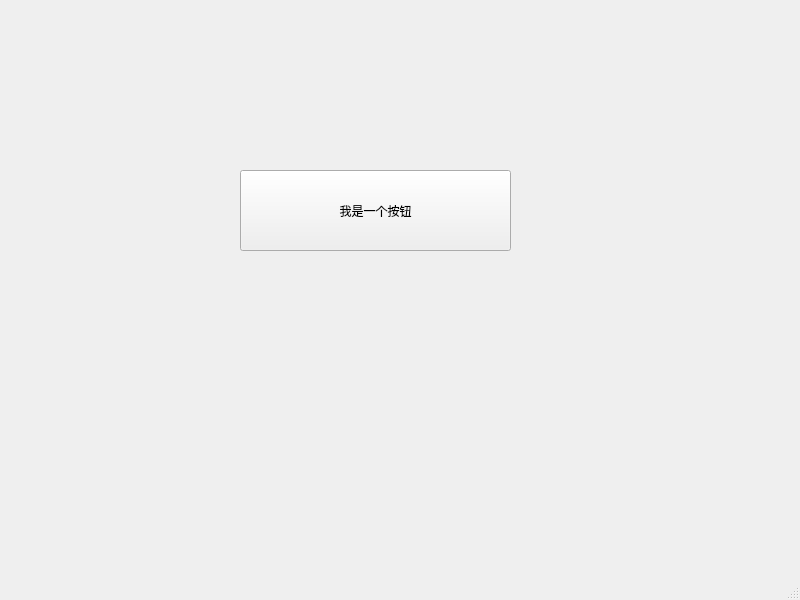
ISDevLearn/Sniffer, file source/mainwindow.ui: the form before one commit.
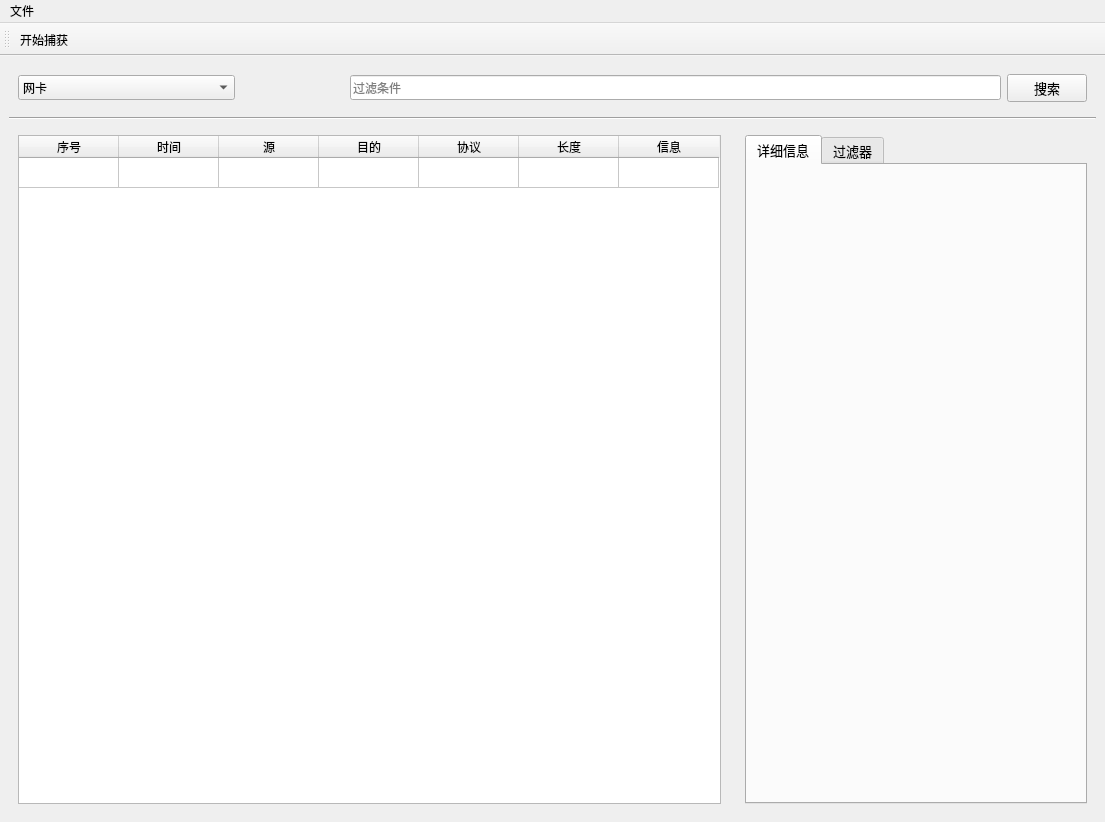
The form after the commit. Icons and pictures are not drawn.

Diff of the .ui file:
```diff
--- a/source/mainwindow.ui
+++ b/source/mainwindow.ui
@@ -6,39 +6,289 @@
    <rect>
     <x>0</x>
     <y>0</y>
-    <width>800</width>
-    <height>600</height>
+    <width>1105</width>
+    <height>822</height>
    </rect>
   </property>
   <property name="windowTitle">
    <string>MainWindow</string>
   </property>
   <widget class="QWidget" name="centralwidget">
-   <widget class="QPushButton" name="pushButton">
-    <property name="geometry">
-     <rect>
-      <x>240</x>
-      <y>170</y>
-      <width>271</width>
-      <height>81</height>
-     </rect>
-    </property>
-    <property name="text">
-     <string>我是一个按钮</string>
-    </property>
-   </widget>
+   <layout class="QVBoxLayout" name="verticalLayout" stretch="0,0,0">
+    <item>
+     <widget class="QWidget" name="widget_2" native="true">
+      <layout class="QHBoxLayout" name="horizontalLayout_3" stretch="2,1,6,1">
+       <item>
+        <widget class="QComboBox" name="comboBox">
+         <property name="minimumSize">
+          <size>
+           <width>0</width>
+           <height>25</height>
+          </size>
+         </property>
+         <property name="maximumSize">
+          <size>
+           <width>250</width>
+           <height>16777215</height>
+          </size>
+         </property>
+         <property name="font">
+          <font>
+           <family>苹方字体</family>
+          </font>
+         </property>
+         <property name="currentText">
+          <string>网卡</string>
+         </property>
+         <item>
+          <property name="text">
+           <string>网卡</string>
+          </property>
+         </item>
+        </widget>
+       </item>
+       <item>
+        <spacer name="horizontalSpacer">
+         <property name="orientation">
+          <enum>Qt::Horizontal</enum>
+         </property>
+         <property name="sizeHint" stdset="0">
+          <size>
+           <width>40</width>
+           <height>20</height>
+          </size>
+         </property>
+        </spacer>
+       </item>
+       <item>
+        <widget class="QLineEdit" name="lineEdit">
+         <property name="minimumSize">
+          <size>
+           <width>0</width>
+           <height>25</height>
+          </size>
+         </property>
+         <property name="font">
+          <font>
+           <family>苹方字体</family>
+          </font>
+         </property>
+         <property name="placeholderText">
+          <string>过滤条件</string>
+         </property>
+        </widget>
+       </item>
+       <item>
+        <widget class="QPushButton" name="pushButton">
+         <property name="sizePolicy">
+          <sizepolicy hsizetype="Fixed" vsizetype="Fixed">
+           <horstretch>0</horstretch>
+           <verstretch>0</verstretch>
+          </sizepolicy>
+         </property>
+         <property name="minimumSize">
+          <size>
+           <width>0</width>
+           <height>25</height>
+          </size>
+         </property>
+         <property name="font">
+          <font>
+           <family>苹方字体</family>
+           <pointsize>10</pointsize>
+          </font>
+         </property>
+         <property name="text">
+          <string>搜索</string>
+         </property>
+        </widget>
+       </item>
+      </layout>
+     </widget>
+    </item>
+    <item>
+     <widget class="Line" name="line">
+      <property name="orientation">
+       <enum>Qt::Horizontal</enum>
+      </property>
+     </widget>
+    </item>
+    <item>
+     <layout class="QHBoxLayout" name="horizontalLayout_2" stretch="2,1">
+      <item>
+       <widget class="QWidget" name="widget" native="true">
+        <property name="font">
+         <font>
+          <family>苹方字体</family>
+         </font>
+        </property>
+        <layout class="QGridLayout" name="gridLayout">
+         <item row="0" column="0">
+          <widget class="QTableWidget" name="tableWidget">
+           <attribute name="horizontalHeaderVisible">
+            <bool>true</bool>
+           </attribute>
+           <attribute name="horizontalHeaderDefaultSectionSize">
+            <number>100</number>
+           </attribute>
+           <attribute name="horizontalHeaderShowSortIndicator" stdset="0">
+            <bool>false</bool>
+           </attribute>
+           <attribute name="horizontalHeaderStretchLastSection">
+            <bool>false</bool>
+           </attribute>
+           <attribute name="verticalHeaderVisible">
+            <bool>false</bool>
+           </attribute>
+           <row>
+            <property name="text">
+             <string>id</string>
+            </property>
+           </row>
+           <column>
+            <property name="text">
+             <string>序号</string>
+            </property>
+           </column>
+           <column>
+            <property name="text">
+             <string>时间</string>
+            </property>
+           </column>
+           <column>
+            <property name="text">
+             <string>源</string>
+            </property>
+           </column>
+           <column>
+            <property name="text">
+             <string>目的</string>
+            </property>
+           </column>
+           <column>
+            <property name="text">
+             <string>协议</string>
+            </property>
+           </column>
+           <column>
+            <property name="text">
+             <string>长度</string>
+            </property>
+           </column>
+           <column>
+            <property name="text">
+             <string>信息</string>
+            </property>
+           </column>
+          </widget>
+         </item>
+        </layout>
+       </widget>
+      </item>
+      <item>
+       <widget class="QWidget" name="widget_3" native="true">
+        <property name="font">
+         <font>
+          <family>苹方字体</family>
+         </font>
+        </property>
+        <layout class="QGridLayout" name="gridLayout_2">
+         <item row="0" column="0">
+          <widget class="QTabWidget" name="tabWidget">
+           <property name="font">
+            <font>
+             <family>苹方字体</family>
+             <pointsize>10</pointsize>
+             <weight>50</weight>
+             <bold>false</bold>
+            </font>
+           </property>
+           <property name="currentIndex">
+            <number>0</number>
+           </property>
+           <property name="iconSize">
+            <size>
+             <width>20</width>
+             <height>20</height>
+            </size>
+           </property>
+           <property name="elideMode">
+            <enum>Qt::ElideNone</enum>
+           </property>
+           <property name="documentMode">
+            <bool>false</bool>
+           </property>
+           <property name="tabsClosable">
+            <bool>false</bool>
+           </property>
+           <property name="movable">
+            <bool>true</bool>
+           </property>
+           <property name="tabBarAutoHide">
+            <bool>false</bool>
+           </property>
+           <widget class="QWidget" name="detail">
+            <property name="minimumSize">
+             <size>
+              <width>0</width>
+              <height>0</height>
+             </size>
+            </property>
+            <attribute name="title">
+             <string>详细信息</string>
+            </attribute>
+           </widget>
+           <widget class="QWidget" name="filter">
+            <attribute name="title">
+             <string>过滤器</string>
+            </attribute>
+           </widget>
+          </widget>
+         </item>
+        </layout>
+       </widget>
+      </item>
+     </layout>
+    </item>
+   </layout>
   </widget>
   <widget class="QMenuBar" name="menubar">
    <property name="geometry">
     <rect>
      <x>0</x>
      <y>0</y>
-     <width>800</width>
-     <height>23</height>
+     <width>1105</width>
+     <height>26</height>
     </rect>
    </property>
+   <widget class="QMenu" name="menu">
+    <property name="title">
+     <string>文件</string>
+    </property>
+   </widget>
+   <addaction name="menu"/>
   </widget>
-  <widget class="QStatusBar" name="statusbar"/>
+  <widget class="QToolBar" name="toolBar">
+   <property name="windowTitle">
+    <string>toolBar</string>
+   </property>
+   <attribute name="toolBarArea">
+    <enum>TopToolBarArea</enum>
+   </attribute>
+   <attribute name="toolBarBreak">
+    <bool>false</bool>
+   </attribute>
+   <addaction name="action_start"/>
+  </widget>
+  <action name="action_start">
+   <property name="icon">
+    <iconset>
+     <normaloff>img/Setting.png</normaloff>img/Setting.png</iconset>
+   </property>
+   <property name="text">
+    <string>开始捕获</string>
+   </property>
+  </action>
  </widget>
  <resources/>
  <connections/>
```
Left out of the diff: 2 changed lines with no effect on the pictures.
